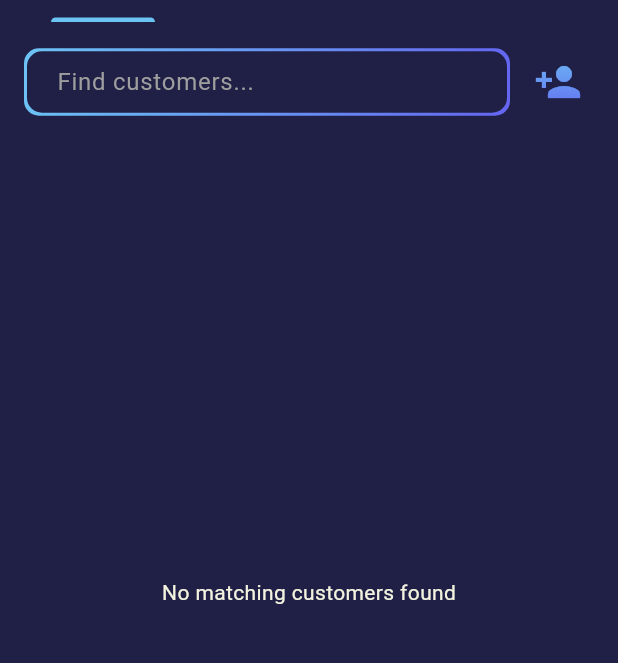
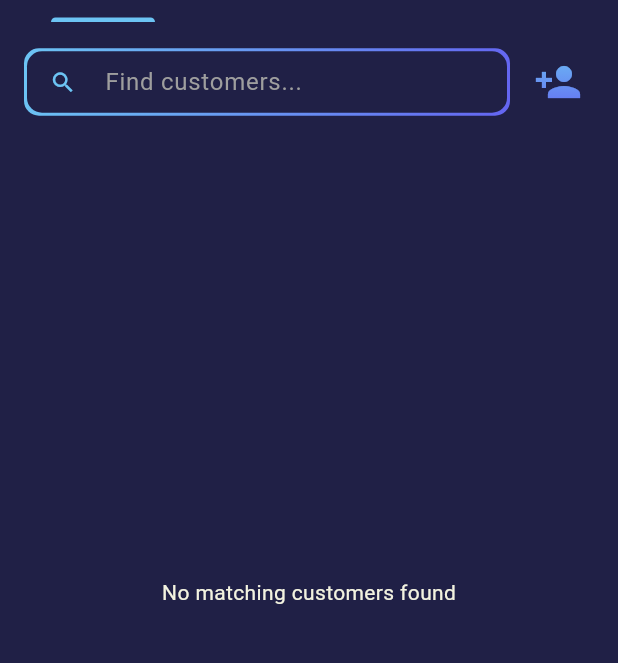
Before and after one commit to FiveM-UIT/OOD-SE100.P13-GoodGadget, a Flutter app: the screen it shows once a user with an empty profile is signed in, item 4 of the bottom bar chosen, on a phone screen of 412 x 824 dp, the part 50-713 px from its top. Run offline on Flutter 3.47's test engine with Material 3 defaults, Android fonts, the phone set to English and light mode, and no system bars; our stand-ins replace bloc, cloud_firestore, equatable, firebase_auth, firebase_core, flutter_bloc and 2 more; accounts and stored records are empty; Roboto replaces fonts that are missing (Montserrat).

Commit message:
Add_Icon_Search
Add icon search for search bar in customer, employee and vendor screen

```diff
--- a/lib/screens/stakeholder/customers/customers_screen_view.dart
+++ b/lib/screens/stakeholder/customers/customers_screen_view.dart
@@ -296,6 +296,7 @@ class _CustomersScreenState extends State<CustomersScreen> {
                         onChanged: (value) {
                           cubit.searchCustomers(value);
                         },
+                        prefixIcon: Icon(Icons.search, color: Theme.of(context).primaryColor),
                       ),
                     ),
                     const SizedBox(width: 8),
--- a/lib/screens/stakeholder/employees/employees_screen_view.dart
+++ b/lib/screens/stakeholder/employees/employees_screen_view.dart
@@ -454,6 +454,7 @@ class _EmployeesScreenState extends State<EmployeesScreen> {
                         onChanged: (value) {
                           cubit.searchEmployees(value);
                         },
+                        prefixIcon: Icon(Icons.search, color: Theme.of(context).primaryColor),
                       ),
                     ),
                     const SizedBox(width: 8),
--- a/lib/screens/stakeholder/vendors/vendors_screen_view.dart
+++ b/lib/screens/stakeholder/vendors/vendors_screen_view.dart
@@ -218,6 +218,7 @@ class _VendorsScreenState extends State<VendorsScreen> {
                         onChanged: (value) {
                           cubit.searchManufacturers(value);
                         },
+                        prefixIcon: Icon(Icons.search, color: Theme.of(context).primaryColor),
                       ),
                     ),
                     const SizedBox(width: 8),
```
